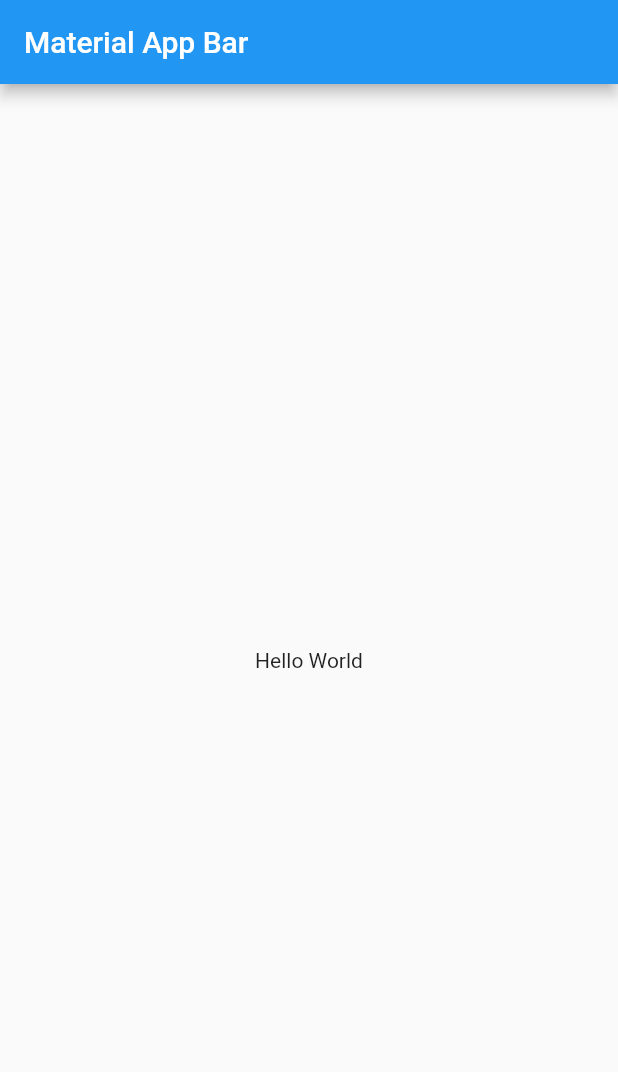
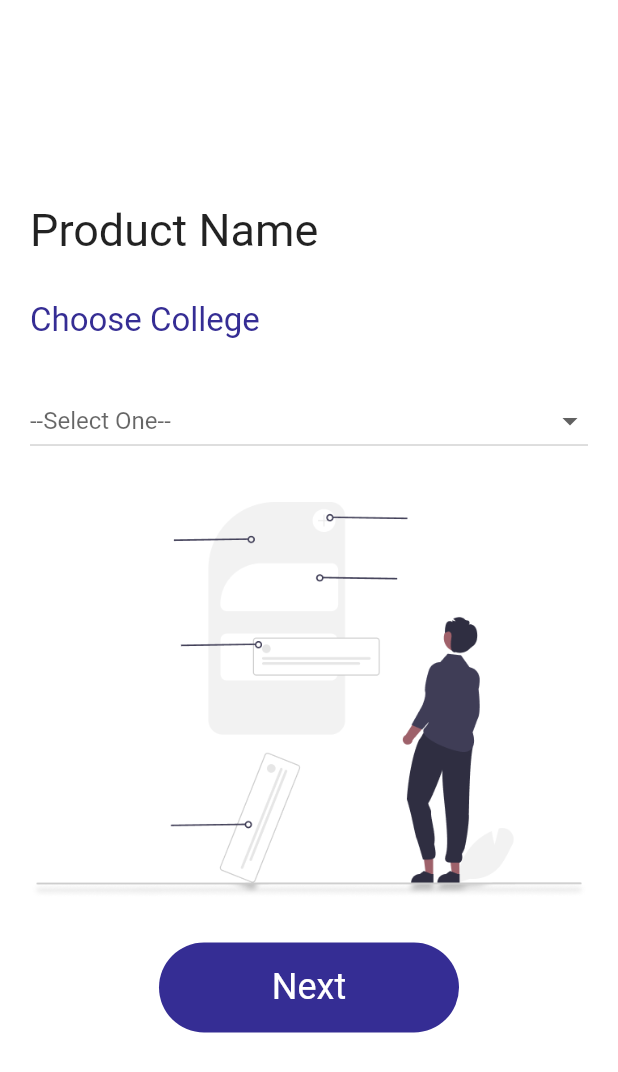
Before and after one commit to J-Nokwal/SIH, a Flutter app: the screen it shows after launch, on a phone screen of 412 x 824 dp. Shown: the top 1072 px of the screen. Run offline on Flutter 3.47's test engine with Material 2 defaults, Android fonts, the phone set to English and light mode, and no system bars; our stand-ins replace connectivity_plus, dio, get_it, injectable.

Commit message:
signin/signup Screen

```diff
--- /dev/null
+++ b/sih_flutter_app/lib/core/colores.dart
@@ -0,0 +1,16 @@
+// ignore: camel_case_types
+import 'package:flutter/material.dart';
+
+// ignore: camel_case_types
+abstract class kColors {
+  static Color purpleDark = const Color.fromRGBO(53, 45, 148, 1);
+  static Color purpleLight = const Color.fromRGBO(215, 212, 245, 1);
+  static Color blackPure = const Color.fromRGBO(0, 0, 0, 1);
+  static Color whitePure = const Color.fromRGBO(255, 255, 255, 1);
+  static Color whitePurple = const Color.fromRGBO(243, 242, 252, 1);
+  static Color transparent = Color.fromARGB(0, 0, 0, 0);
+  // static Color purpleLight = const Color.fromRGBO(215, 212, 245, 1);
+  // static Color purpleLight = const Color.fromRGBO(215, 212, 245, 1);
+  // static Color purpleLight = const Color.fromRGBO(215, 212, 245, 1);
+  // static Color purpleLight = const Color.fromRGBO(215, 212, 245, 1);
+}
--- /dev/null
+++ b/sih_flutter_app/lib/core/generateRoute.dart
@@ -0,0 +1,35 @@
+import 'package:flutter/material.dart';
+import 'package:sih_flutter_app/features/common/widgets/splashScreen.dart';
+import 'package:sih_flutter_app/features/signin_signup/Screen/otpScreen.dart';
+import 'package:sih_flutter_app/features/signin_signup/Screen/signinScreen.dart';
+
+import '../features/signin_signup/Screen/chooseCollegeScreen.dart';
+import '../features/signin_signup/Screen/signupScreen.dart';
+
+class Routers {
+  static Route<dynamic> generateRoute(RouteSettings settings) {
+    switch (settings.name) {
+      case '/':
+        return MaterialPageRoute(builder: (_) => ChooseCollegeScreen());
+      case '/splashScreen':
+        return MaterialPageRoute(builder: (_) => const SplashScreen());
+      case '/signinScreen':
+        return MaterialPageRoute(builder: (_) => SignInScreen());
+      case '/signUpScreen':
+        return MaterialPageRoute(builder: (_) => SignUpScreen());
+      case '/otpScreen':
+        return MaterialPageRoute(builder: (_) => OtpScreen());
+      case '/chooseCollegeScreen':
+        return MaterialPageRoute(builder: (_) => ChooseCollegeScreen());
+      case '/f':
+        return MaterialPageRoute(builder: (_) => Container());
+      case '/g':
+        return MaterialPageRoute(builder: (_) => Container());
+      default:
+        return MaterialPageRoute(
+            builder: (_) => Scaffold(
+                  body: Center(child: Text('No route defined for ${settings.name}')),
+                ));
+    }
+  }
+}
--- /dev/null
+++ b/sih_flutter_app/lib/features/signin_signup/Screen/chooseCollegeScreen.dart
@@ -0,0 +1,96 @@
+import 'package:flutter/material.dart';
+import 'package:sih_flutter_app/core/colores.dart';
+
+import '../../common/widgets/textFieldCustom.dart';
+
+class ChooseCollegeScreen extends StatefulWidget {
+  ChooseCollegeScreen({Key? key}) : super(key: key);
+
+  @override
+  State<ChooseCollegeScreen> createState() => _ChooseCollegeScreenState();
+}
+
+class _ChooseCollegeScreenState extends State<ChooseCollegeScreen> {
+  String? selectedCollege;
+  List<String> collegeNames = [
+    "Data1",
+    "Data2",
+    "Data3",
+    "Data4",
+    "Data5",
+    "Data6",
+    "Data7",
+  ];
+  @override
+  Widget build(BuildContext context) {
+    return Scaffold(
+      extendBodyBehindAppBar: true,
+      backgroundColor: kColors.whitePure,
+      // appBar: AppBar(
+      //   backgroundColor: kColors.whitePure.withOpacity(0.5),
+      //   iconTheme: IconThemeData(color: kColors.purpleLight, size: 30),
+      //   elevation: 0,
+      //   title: Text("Verify", style: TextStyle(color: kColors.blackPure)),
+      // ),
+      body: GestureDetector(
+        onTap: () {
+          FocusScope.of(context).unfocus();
+        },
+        child: Center(
+          child: SingleChildScrollView(
+            child: Padding(
+              padding: const EdgeInsets.symmetric(horizontal: 20),
+              child: Column(
+                // shrinkWrap: true,
+                crossAxisAlignment: CrossAxisAlignment.start,
+                children: [
+                  const SizedBox(height: 30),
+                  const Text(
+                    "Product Name",
+                    style: TextStyle(fontSize: 30),
+                    textAlign: TextAlign.left,
+                  ),
+                  const SizedBox(height: 30),
+                  Text("Choose College", style: TextStyle(fontSize: 22, color: kColors.purpleDark)),
+                  const SizedBox(height: 30),
+                  DropdownButton<String>(
+                      items: collegeNames
+                          .map(
+                            (e) => DropdownMenuItem(
+                              child: Text(e),
+                              value: e,
+                            ),
+                          )
+                          .toList(),
+                      hint: const Text("--Select One--"),
+                      // disabledHint: const Text("--Select One--"),
+                      // dropdownColor: kColors.purpleLight,
+
+                      value: selectedCollege,
+                      isExpanded: true,
+                      onChanged: (value) {
+                        setState(() {
+                          selectedCollege = value;
+                        });
+                      }),
+                  const SizedBox(height: 30),
+                  Image.asset("assets/images/ChooseCollegeScreenImage.png", fit: BoxFit.fitWidth),
+                  const SizedBox(height: 30),
+                  Center(
+                    child: Container(
+                      height: 60,
+                      constraints: const BoxConstraints(maxWidth: 200, minWidth: 170),
+                      decoration: BoxDecoration(borderRadius: BorderRadius.circular(40), color: kColors.purpleDark),
+                      child: Center(child: Text("Next", style: TextStyle(fontSize: 24, color: kColors.whitePure))),
+                    ),
+                  ),
+                  const SizedBox(height: 30),
+                ],
+              ),
+            ),
+          ),
+        ),
+      ),
+    );
+  }
+}
--- a/sih_flutter_app/lib/main.dart
+++ b/sih_flutter_app/lib/main.dart
@@ -1,21 +1,48 @@
+import 'package:connectivity_plus/connectivity_plus.dart';
 import 'package:flutter/material.dart';
+import 'package:sih_flutter_app/core/classes.dart';
+import 'package:sih_flutter_app/core/colores.dart';
+import 'package:sih_flutter_app/core/generateRoute.dart';
+import 'package:sih_flutter_app/core/injection.dart';
 
-void main() => runApp(MyApp());
+void main() {
+  WidgetsFlutterBinding.ensureInitialized();
+  configureDependencies();
+  runApp(const MyApp());
+}
 
 class MyApp extends StatelessWidget {
+  const MyApp({Key? key}) : super(key: key);
+
   @override
   Widget build(BuildContext context) {
+    final c = getIt<Stream<ConnectivityResult>>();
+    c.listen((event) {
+      print(event.toString());
+    });
     return MaterialApp(
       title: 'Material App',
-      home: Scaffold(
-        appBar: AppBar(
-          title: Text('Material App Bar'),
-        ),
-        body: Center(
-          child: Container(
-            child: Text('Hello World'),
-          ),
-        ),
+      debugShowCheckedModeBanner: false,
+      onGenerateRoute: Routers.generateRoute,
+      theme: ThemeData(primaryColor: kColors.purpleDark, appBarTheme: AppBarTheme(color: kColors.purpleLight)),
+      initialRoute: '/',
+    );
+  }
+}
+
+class Home extends StatelessWidget {
+  const Home({
+    Key? key,
+  }) : super(key: key);
+
+  @override
+  Widget build(BuildContext context) {
+    return Scaffold(
+      appBar: AppBar(
+        title: const Text('Material App Bar'),
+      ),
+      body: const Center(
+        child: Text('Hello World'),
       ),
     );
   }
```
Also changed, not shown: sih_flutter_app/lib/core/classes.dart (added, +37 -0 lines), sih_flutter_app/lib/core/injection.dart (added, +12 -0 lines), sih_flutter_app/lib/features/common/widgets/splashScreen.dart (added, +24 -0 lines), sih_flutter_app/lib/features/common/widgets/textFieldCustom.dart (added, +44 -0 lines), sih_flutter_app/lib/features/signin_signup/Screen/otpScreen.dart (added, +87 -0 lines), sih_flutter_app/lib/features/signin_signup/Screen/signinScreen.dart (added, +93 -0 lines), sih_flutter_app/lib/features/signin_signup/Screen/signupScreen.dart (added, +59 -0 lines), sih_flutter_app/pubspec.yaml (+11 -2 lines), sih_flutter_app/assets/images/ChooseCollegeScreenImage.png (added), sih_flutter_app/assets/images/copyWriteResers.png (added), sih_flutter_app/assets/images/homeScreenImage.png (added), sih_flutter_app/assets/images/mobileEnterRollNoImage.png (added), sih_flutter_app/assets/images/otpVerifyImage.png (added), sih_flutter_app/assets/images/signUpScreenimage.png (added), 3 more files.
